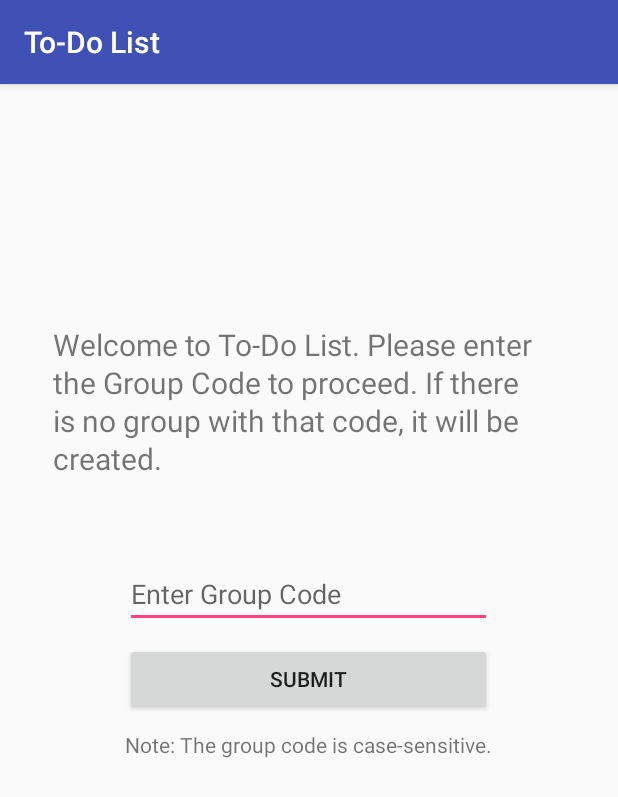
After one commit to pshkrh/RealtimeList, an Android app: the GroupCodeActivity screen opened directly, with no data from a screen before it, on a phone screen of 412 x 824 dp. The commit adds this screen. Shown: the top 797 px of the screen. Run offline under Robolectric (Android 15) with nearby library versions, the phone set to English and light mode, and no system bars; libraries missing offline, so code that uses them is left out: com.firebase.ui, es.dmoral.toasty, java.security.acl; 1 statement that could not run was skipped.

Commit message:
Group code logic setup

```diff
--- /dev/null
+++ b/app/src/main/java/com/pshkrh/realtimelist/GroupCodeActivity.java
@@ -0,0 +1,72 @@
+package com.pshkrh.realtimelist;
+
+import android.content.Intent;
+import android.support.v7.app.AppCompatActivity;
+import android.os.Bundle;
+import android.view.Menu;
+import android.view.MenuInflater;
+import android.view.MenuItem;
+import android.view.View;
+import android.widget.Button;
+import android.widget.EditText;
+import android.widget.Toast;
+
+import com.firebase.ui.auth.AuthUI;
+
+import java.security.acl.Group;
+
+import es.dmoral.toasty.Toasty;
+
+public class GroupCodeActivity extends AppCompatActivity {
+
+    public static final String ANONYMOUS = "Anonymous";
+    private static final String TAG = "SelectActivity";
+    private String mUsername;
+
+    @Override
+    protected void onCreate(Bundle savedInstanceState) {
+        super.onCreate(savedInstanceState);
+        setContentView(R.layout.activity_group_code);
+        mUsername = getIntent().getStringExtra("Username");
+
+        Button chatBtn = (Button) findViewById(R.id.button2);
+        final EditText edit = (EditText) findViewById(R.id.editText);
+
+        chatBtn.setOnClickListener(new View.OnClickListener() {
+            @Override
+            public void onClick(View view) {
+                final String txt = edit.getText().toString();
+                if (txt.matches("")) {
+                    Toasty.warning(GroupCodeActivity.this, "Please enter a Group Code", Toast.LENGTH_SHORT).show();
+                } else {
+                    Intent intent = new Intent(GroupCodeActivity.this, MainActivity.class);
+                    intent.putExtra("groupCode", txt);
+                    intent.putExtra("Username", mUsername);
+                    startActivity(intent);
+                    finish();
+                }
+            }
+        });
+    }
+
+    @Override
+    public boolean onCreateOptionsMenu(Menu menu) {
+        MenuInflater inflater = getMenuInflater();
+        inflater.inflate(R.menu.main_menu, menu);
+        return true;
+    }
+
+    @Override
+    public boolean onOptionsItemSelected(MenuItem item) {
+        switch (item.getItemId()) {
+            case R.id.sign_out_menu:
+                AuthUI.getInstance().signOut(this);
+                Intent intent = new Intent(GroupCodeActivity.this, SplashActivity.class);
+                startActivity(intent);
+                finish();
+                return true;
+            default:
+                return super.onOptionsItemSelected(item);
+        }
+    }
+}
--- a/app/src/main/java/com/pshkrh/realtimelist/MainActivity.java
+++ b/app/src/main/java/com/pshkrh/realtimelist/MainActivity.java
@@ -67,14 +67,16 @@ public class MainActivity extends AppCompatActivity {
     SpotsDialog mAlertDialog;
 
     public String username;
+    public String groupCode;
 
     @Override
     protected void onCreate(Bundle savedInstanceState) {
         super.onCreate(savedInstanceState);
         setContentView(R.layout.activity_main);
 
-        //Get username from SplashActivity's Intent
+        //Get username and group code from SplashActivity's Intent
         username = getIntent().getStringExtra("Username");
+        groupCode = getIntent().getStringExtra("groupCode");
 
         //Initialize Firestore
         db = FirebaseFirestore.getInstance();
--- /dev/null
+++ b/app/src/main/res/layout/activity_group_code.xml
@@ -0,0 +1,60 @@
+<?xml version="1.0" encoding="utf-8"?>
+
+<RelativeLayout xmlns:android="http://schemas.android.com/apk/res/android"
+    xmlns:tools="http://schemas.android.com/tools"
+    android:id="@+id/linearLayout"
+    android:layout_width="match_parent"
+    android:layout_height="match_parent"
+    android:layout_centerInParent="true"
+    android:layout_gravity="center"
+    android:orientation="vertical"
+    tools:context="com.pshkrh.realtimelist.GroupCodeActivity">
+
+
+    <TextView
+        android:id="@+id/textView2"
+        android:layout_width="wrap_content"
+        android:layout_height="wrap_content"
+        android:layout_above="@+id/linearLayout3"
+        android:layout_centerHorizontal="true"
+        android:layout_marginBottom="44dp"
+        android:layout_marginLeft="25dp"
+        android:layout_marginRight="25dp"
+        android:lineSpacingExtra="2sp"
+        android:padding="10dp"
+        android:text="@string/select_option"
+        android:textSize="20sp" />
+
+    <LinearLayout
+        android:id="@+id/linearLayout3"
+        android:layout_width="wrap_content"
+        android:layout_height="wrap_content"
+        android:layout_centerInParent="true"
+        android:layout_centerVertical="true"
+        android:orientation="vertical">
+
+        <EditText
+            android:id="@+id/editText"
+            android:layout_width="match_parent"
+            android:layout_height="wrap_content"
+            android:ems="10"
+            android:hint="@string/group_code"
+            android:inputType="textPersonName" />
+
+        <Button
+            android:id="@+id/button2"
+            android:layout_width="match_parent"
+            android:layout_height="wrap_content"
+            android:layout_marginBottom="10dp"
+            android:layout_marginTop="10dp"
+            android:text="@string/submit" />
+
+        <TextView
+            android:id="@+id/textView"
+            android:layout_width="match_parent"
+            android:layout_height="wrap_content"
+            android:text="@string/case_sensitive" />
+    </LinearLayout>
+
+
+</RelativeLayout>
--- a/app/src/main/res/values/strings.xml
+++ b/app/src/main/res/values/strings.xml
@@ -5,4 +5,9 @@
     <string name="splash">Realtime To-Do List</string>
     <string name="posted_by">Posted By:&#160;</string>
     <string name="sign_out">Sign Out</string>
+    <string name="group_code">Enter Group Code</string>
+    <string name="submit">Submit</string>
+    <string name="change_group">Change Group</string>
+    <string name="case_sensitive">Note: The group code is case-sensitive.</string>
+    <string name="select_option">Welcome to To-Do List. Please enter the Group Code to proceed. &#xD;If there is no group with that code, it will be created.</string>
 </resources>
```
Also changed, not shown: app/src/main/AndroidManifest.xml (+5 -5 lines).
